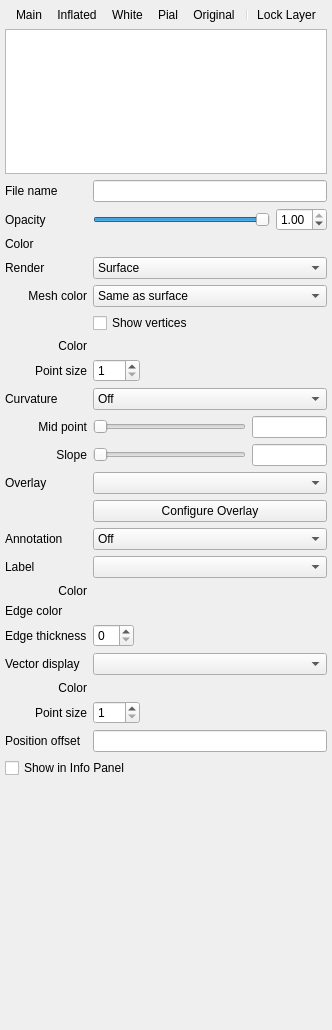
First picture: the form in freeview/PanelSurface.ui, repository freesurfer/freesurfer, before the edit.
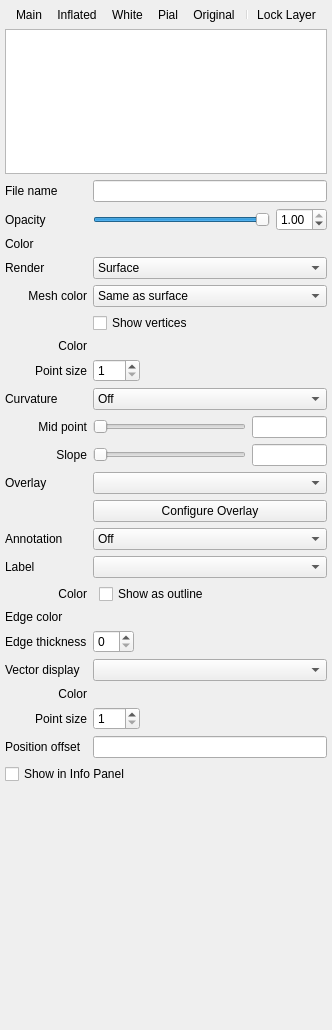
Second picture: the form after the edit. Icons and pictures are not drawn. Custom widgets are drawn as their Qt base class.

Commit message: added option to display surface label as outline. fixed the crash issue that sometimes happens when loading surface correlation data.

Patch:
```diff
--- a/freeview/PanelSurface.ui
+++ b/freeview/PanelSurface.ui
@@ -480,6 +480,13 @@
         <item>
        <widget class="QtColorPicker" name="colorpickerLabelColor" native="true"/>
 </item>
+        <item>
+         <widget class="QCheckBox" name="checkBoxLabelOutline">
+          <property name="text">
+           <string>Show as outline</string>
+          </property>
+         </widget>
+        </item>
 	<item>
          <spacer name="horizontalSpacer_22">
           <property name="orientation">
```
Left out of the diff: 1 changed line with no effect on the pictures. Lines whose indentation alone changed are shown as unchanged. The commit also changes 12 other files.
